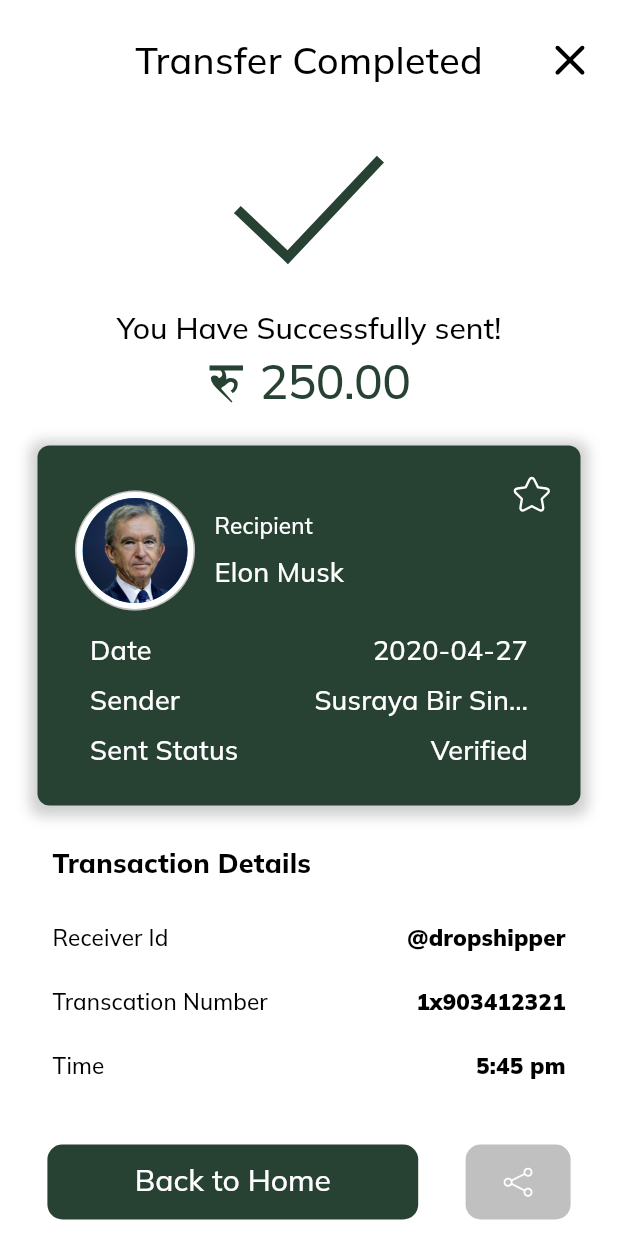
After one commit to arpandaze/AaryaPay, a Flutter app: the PaymentComplete screen opened directly, on a phone screen of 412 x 824 dp. The commit adds this screen. Run offline on Flutter 3.47's test engine with Material 2 defaults, Android fonts, the phone set to English and light mode, and no system bars; our stand-ins replace equatable, flutter_bloc, flutter_svg, font_awesome_flutter, google_fonts, icons_plus and 3 more; missing offline and left inert: cryptography, dart:ffi, qr_code_scanner; project files that could hold a hidden picture were left out.

Commit message:
feat: transaction completed screen

```diff
--- /dev/null
+++ b/frontend/lib/screens/Send/components/CustomWhiteCircularAvatar.dart
@@ -0,0 +1,25 @@
+
+import 'package:flutter/material.dart';
+
+class CustomWhiteCircularAvatar extends StatelessWidget {
+  const CustomWhiteCircularAvatar({Key? key, required this.imageSrc, this.size})
+      : super(key: key);
+  final AssetImage imageSrc;
+  final double? size;
+  @override
+  Widget build(BuildContext context) {
+    return Container(
+      decoration: BoxDecoration(
+        color: Colors.white,
+          border: Border.all(color: Colors.black26),
+          borderRadius: const BorderRadius.all(Radius.circular(50))),
+      padding: const EdgeInsets.all(4),
+      margin: const EdgeInsets.all(5),
+      child: CircleAvatar(
+        radius: size ?? 25,
+        backgroundImage: imageSrc,
+        // color: Theme.of(context).colorScheme.primary,
+      ),
+    );
+  }
+}
--- /dev/null
+++ b/frontend/lib/screens/Send/components/green_box.dart
@@ -0,0 +1,180 @@
+import 'package:aaryapay/screens/Send/components/CustomWhiteCircularAvatar.dart';
+import 'package:flutter/material.dart';
+import 'package:flutter_svg/svg.dart';
+
+class GreenBox extends StatelessWidget {
+  final Widget? photo;
+  final String recipient;
+  final String sender;
+  final String amount;
+  final String date;
+  final String status;
+  const GreenBox(
+      {super.key,
+      this.photo,
+      required this.recipient,
+      required this.amount,
+      required this.date,
+    required this.sender,
+    required this.status,
+  });
+
+  @override
+  Widget build(BuildContext context) {
+    return Container(
+      margin: const EdgeInsets.fromLTRB(25, 5, 25, 0),
+      padding: const EdgeInsets.all(20),
+      decoration: BoxDecoration(
+        color: Theme.of(context).colorScheme.primary,
+        borderRadius: BorderRadius.circular(8),
+        boxShadow: [
+          BoxShadow(
+            color: Colors.grey.withOpacity(0.5),
+            spreadRadius: 5,
+            blurRadius: 7,
+            offset: Offset(0, 2),
+          ),
+        ],
+      ),
+      child: Column(
+        crossAxisAlignment: CrossAxisAlignment.start,
+        children: [
+          SizedBox(
+            height: 100,
+            child: Row(
+              mainAxisAlignment: MainAxisAlignment.spaceBetween,
+              crossAxisAlignment: CrossAxisAlignment.start,
+              children: [
+                Row(
+                  children: [
+                    photo ??
+                        const CustomWhiteCircularAvatar(
+                          size: 35,
+                          imageSrc: AssetImage("assets/images/pfp.jpg"),
+                        ),
+                    Padding(
+                      padding: const EdgeInsets.all(8.0),
+                      child: Column(
+                        mainAxisAlignment: MainAxisAlignment.center,
+                        crossAxisAlignment: CrossAxisAlignment.start,
+                        children: [
+                          Padding(
+                            padding: const EdgeInsets.only(bottom: 10),
+                            child: Text(
+                              "Recipient",
+                              style:
+                                  Theme.of(context).textTheme.titleSmall!.merge(
+                                        const TextStyle(color: Colors.white),
+                                      ),
+                            ),
+                          ),
+                          Container(
+                            width: 180,
+                            child: Text(recipient,
+                                style: Theme.of(context)
+                                    .textTheme
+                                    .titleMedium!
+                                    .merge(
+                                        const TextStyle(color: Colors.white))),
+                          ),
+                        ],
+                      ),
+                    ),
+                  ],
+                ),
+                SvgPicture.asset('assets/icons/star.svg',
+                    width: 25,
+                    height: 25,
+                    colorFilter:
+                        const ColorFilter.mode(Colors.white, BlendMode.srcIn)),
+              ],
+            ),
+          ),
+          Container(
+            height: 100,
+            margin: EdgeInsets.fromLTRB(15, 0, 15, 0),
+            child: Column(
+              mainAxisAlignment: MainAxisAlignment.spaceAround,
+              children: [
+                Row(
+                  mainAxisAlignment: MainAxisAlignment.spaceBetween,
+                  children: [
+                    Container(
+                      width: 100,
+                      child: Text(
+                        "Date",
+                        style: Theme.of(context).textTheme.titleMedium!.merge(
+                              TextStyle(color: Colors.white),
+                            ),
+                      ),
+                    ),
+                    Container(
+                      width: 150,
+                      child: Text(
+                        date,
+                        textAlign: TextAlign.right,
+                        style: Theme.of(context).textTheme.titleMedium!.merge(
+                              TextStyle(color: Colors.white),
+                            ),
+                      ),
+                    ),
+                  ],
+                ),
+                Row(
+                  mainAxisAlignment: MainAxisAlignment.spaceBetween,
+                  children: [
+                    Container(
+                      width: 80,
+                      child: Text(
+                        "Sender",
+                        style: Theme.of(context).textTheme.titleMedium!.merge(
+                              TextStyle(color: Colors.white),
+                            ),
+                      ),
+                    ),
+                    Container(
+                      width: 150,
+                      child: Text(
+                        "Susraya Bir Sing Tuladhar",
+                        textAlign: TextAlign.right,
+                        overflow: TextOverflow.ellipsis,
+                        style: Theme.of(context).textTheme.titleMedium!.merge(
+                              TextStyle(color: Colors.white),
+                            ),
+                      ),
+                    ),
+                  ],
+                ),
+                Row(
+                  mainAxisAlignment: MainAxisAlignment.spaceBetween,
+                  children: [
+                    Container(
+                      width: 100,
+                      child: Text(
+                        "Sent Status",
+                        style: Theme.of(context).textTheme.titleMedium!.merge(
+                              TextStyle(color: Colors.white),
+                            ),
+                      ),
+                    ),
+                    Container(
+                      width: 150,
+                      child: Text(
+                        status,
+                        textAlign: TextAlign.right,
+                        overflow: TextOverflow.ellipsis,
+                        style: Theme.of(context).textTheme.titleMedium!.merge(
+                              TextStyle(color: Colors.white),
+                            ),
+                      ),
+                    ),
+                  ],
+                )
+              ],
+            ),
+          )
+        ],
+      ),
+    );
+  }
+}
--- /dev/null
+++ b/frontend/lib/screens/Send/components/trans_details.dart
@@ -0,0 +1,79 @@
+import 'package:flutter/material.dart';
+
+class TransactionDetails extends StatelessWidget {
+  final String recieverID;
+  final String transactionNo;
+  final String time;
+  const TransactionDetails({
+    super.key, required this.recieverID, required this.transactionNo, required this.time,
+  });
+
+  @override
+  Widget build(BuildContext context) {
+    return Container(
+      height: 200,
+      margin: const EdgeInsets.fromLTRB(25, 5, 25, 10),
+      padding: const EdgeInsets.all(10),
+      child: Column(
+        mainAxisAlignment: MainAxisAlignment.spaceAround,
+        crossAxisAlignment: CrossAxisAlignment.start,
+        children: [
+          Container(
+            margin: const EdgeInsets.only(bottom: 5),
+            child: Text(
+              "Transaction Details",
+              style: Theme.of(context).textTheme.titleMedium!.merge(
+                    const TextStyle(color: Colors.black, fontWeight: FontWeight.w800),
+                  ),
+            ),
+          ),
+          Container(
+            child: Row(
+              mainAxisAlignment: MainAxisAlignment.spaceBetween,
+              children: [
+                Text("Receiver Id",
+                    style: Theme.of(context).textTheme.titleSmall!),
+                Text(
+                  recieverID,
+                  style: Theme.of(context).textTheme.titleSmall!.merge(
+                        const TextStyle(
+                            color: Colors.black, fontWeight: FontWeight.w900),
+                      ),
+                ),
+              ],
+            ),
+          ),
+          Container(
+            child: Row(
+              mainAxisAlignment: MainAxisAlignment.spaceBetween,
+              children: [
+                Text("Transcation Number",
+                    style: Theme.of(context).textTheme.titleSmall!),
+                Text(
+                  transactionNo,
+                  style: Theme.of(context).textTheme.titleSmall!.merge(
+                        const TextStyle(
+                            color: Colors.black, fontWeight: FontWeight.w900),
+                      ),
+                ),
+              ],
+            ),
+          ),
+          Row(
+            mainAxisAlignment: MainAxisAlignment.spaceBetween,
+            children: [
+              Text("Time", style: Theme.of(context).textTheme.titleSmall!),
+              Text(
+                time,
+                style: Theme.of(context).textTheme.titleSmall!.merge(
+                      const TextStyle(
+                          color: Colors.black, fontWeight: FontWeight.w900),
+                    ),
+              ),
+            ],
+          ),
+        ],
+      ),
+    );
+  }
+}
--- a/frontend/lib/screens/Send/components/transaction_details.dart
+++ b/frontend/lib/screens/Send/components/trans_details_outlined.dart
@@ -1,11 +1,11 @@
 
 import 'package:flutter/material.dart';
 
-class TransactionDetails extends StatelessWidget {
+class TransactionDetailsOutlineBox extends StatelessWidget {
   final String? initiator;
   final String? amount;
   final String? date;
-  const TransactionDetails({
+  const TransactionDetailsOutlineBox({
     super.key,
     this.initiator,
     this.amount,
@@ -15,16 +15,18 @@
   @override
   Widget build(BuildContext context) {
     return Container(
+      height: 200,
       margin: const EdgeInsets.fromLTRB(25,25,25,35),
       padding: const EdgeInsets.all(20),
       decoration: BoxDecoration(
           border: Border.all(color: Theme.of(context).colorScheme.outline),
           borderRadius: BorderRadius.circular(8)),
       child: Column(
+        mainAxisAlignment: MainAxisAlignment.spaceAround,
         crossAxisAlignment: CrossAxisAlignment.start,
         children: [
           Container(
-            padding: const EdgeInsets.only(bottom: 35),
+            padding: const EdgeInsets.only(bottom: 10),
             child: Text(
               "Transaction Details",
               style: Theme.of(context).textTheme.titleLarge!.merge(
@@ -32,9 +34,7 @@
                   ),
             ),
           ),
-          Padding(
-            padding: const EdgeInsets.only(bottom: 15),
-            child: Row(
+          Row(
             mainAxisAlignment: MainAxisAlignment.spaceBetween,
             children: [
               Text(
@@ -49,9 +49,7 @@
                   style: Theme.of(context).textTheme.titleSmall!),
             ],
           ),
-          ),
-          Padding(
-            padding: const EdgeInsets.only(bottom: 15),
+          Container(
             child: Row(
               mainAxisAlignment: MainAxisAlignment.spaceBetween,
               children: [
@@ -67,8 +65,7 @@
               ],
             ),
           ),
-          Padding(
-            padding: const EdgeInsets.only(bottom: 20),
+          Container(
             child: Row(
               mainAxisAlignment: MainAxisAlignment.spaceBetween,
               children: [
--- a/frontend/lib/screens/Send/offline_send.dart
+++ b/frontend/lib/screens/Send/offline_send.dart
@@ -1,4 +1,4 @@
-import 'package:aaryapay/screens/Send/components/transaction_details.dart';
+import 'package:aaryapay/screens/Send/components/trans_details_outlined.dart';
 import 'package:aaryapay/screens/Send/receiver_scan_confirmation.dart';
 import 'package:flutter/material.dart';
 import 'package:flutter_svg/svg.dart';
@@ -91,7 +91,7 @@
                 textAlign: TextAlign.center,
               ),
             ),
-            const TransactionDetails(
+            const TransactionDetailsOutlineBox(
                 initiator: "@abhijeetpoudel",
                 amount: "Rs. 240",
                 date: "4/7/2023 5:45 pm"),
--- /dev/null
+++ b/frontend/lib/screens/Send/payment_complete.dart
@@ -0,0 +1,162 @@
+import 'package:aaryapay/screens/Send/components/green_box.dart';
+import 'package:aaryapay/screens/Send/components/trans_details.dart';
+import 'package:aaryapay/screens/Send/components/transaction_details.dart';
+import 'package:aaryapay/screens/Send/receiver_scan_confirmation.dart';
+import 'package:flutter/material.dart';
+import 'package:flutter_svg/svg.dart';
+import 'package:aaryapay/components/CustomActionButton.dart';
+import 'package:qr_flutter/qr_flutter.dart';
+
+class PaymentComplete extends StatelessWidget {
+  const PaymentComplete({Key? key}) : super(key: key);
+  @override
+  Widget build(BuildContext context) {
+    Size size = MediaQuery.of(context).size;
+    return Scaffold(
+        backgroundColor: Theme.of(context).colorScheme.background,
+        body: SafeArea(
+          top: true,
+          bottom: true,
+          left: true,
+          right: true,
+          child: body(size, context),
+        ));
+  }
+
+  Widget body(Size size, BuildContext context) {
+    void onClick() {
+      Navigator.of(context).push(
+        PageRouteBuilder(
+          pageBuilder: (context, animation1, animation2) =>
+              const ReceiverConfirmation(),
+          transitionDuration: Duration.zero,
+          reverseTransitionDuration: Duration.zero,
+        ),
+      );
+    }
+
+    return Column(
+      children: <Widget>[
+        Column(
+          crossAxisAlignment: CrossAxisAlignment.center,
+          mainAxisAlignment: MainAxisAlignment.center,
+          children: [
+            SizedBox(
+              height: 80,
+              child: Stack(
+                clipBehavior: Clip.none,
+                children: [
+                  Container(
+                    alignment: Alignment.center,
+                    child: Text("Transfer Completed",
+                        style: Theme.of(context).textTheme.headlineMedium!),
+                  ),
+                  Container(
+                    margin: const EdgeInsets.only(right: 20),
+                    alignment: Alignment.centerRight,
+                    child: IconButton(
+                      padding: EdgeInsets.zero,
+                      constraints: const BoxConstraints(),
+                      onPressed: () => Navigator.pop(context),
+                      icon: SvgPicture.asset('assets/icons/close.svg',
+                          width: 20,
+                          height: 20,
+                          colorFilter: const ColorFilter.mode(
+                              Colors.black, BlendMode.srcIn)),
+                    ),
+                  )
+                ],
+              ),
+            ),
+          ],
+        ),
+        Column(
+          children: [
+            Container(
+                // padding: const EdgeInsets.symmetric(vertical: 2),
+                ),
+            Container(
+              margin: const EdgeInsets.only(top: 20),
+              child: SvgPicture.asset('assets/icons/check.svg',
+                  width: 100,
+                  height: 80,
+                  colorFilter: const ColorFilter.mode(
+                      Color(0xff274233), BlendMode.srcIn)),
+            ),
+            Container(
+              margin: const EdgeInsets.only(top: 30),
+              child: Text("You Have Successfully sent!",
+                  style: Theme.of(context).textTheme.headlineSmall),
+            ),
+            Container(
+                margin: const EdgeInsets.only(top: 10, bottom: 20),
+                child: Row(
+                  mainAxisAlignment: MainAxisAlignment.center,
+                  children: [
+                    SvgPicture.asset('assets/icons/rupee.svg',
+                        width: 25,
+                        height: 25,
+                        colorFilter: const ColorFilter.mode(
+                            Color(0xff274233), BlendMode.srcIn)),
+                    Container(
+                      margin: EdgeInsets.only(left: 10),
+                      child: Text(
+                        "250.00",
+                        style: Theme.of(context).textTheme.displaySmall!.merge(
+                              TextStyle(
+                                  color: Theme.of(context).colorScheme.primary),
+                            ),
+                      ),
+                    ),
+                  ],
+                )),
+            const GreenBox(
+                recipient: "Elon Musk",
+                amount: "2500000000000.00",
+                date: "2020-04-27",
+                sender: "Susraya Bir Singh Tuladhar",
+                status: "Verified"),
+            TransactionDetails(
+                recieverID: "@dropshipper",
+                transactionNo: "1x903412321",
+                time: "5:45 pm"),
+          ],
+        ),
+        Expanded(
+          child: Row(
+            mainAxisAlignment: MainAxisAlignment.spaceEvenly,
+            children: [
+              CustomActionButton(
+                width: size.width * 0.6,
+                label: "Back to Home",
+                borderRadius: 10,
+              ),
+              GestureDetector(
+                onTap: () => {},
+                behavior: HitTestBehavior.opaque,
+                child: Container(
+                  width: 70,
+                  alignment: Alignment.center,
+                  height: 50,
+                  decoration: BoxDecoration(
+                      color: Theme.of(context).colorScheme.outline,
+                      borderRadius: BorderRadius.all(Radius.circular(10))),
+                  child: Row(
+                    mainAxisAlignment: MainAxisAlignment.center,
+                    children: [
+                      SvgPicture.asset('assets/icons/share.svg',
+                          width: 20,
+                          height: 20,
+                          colorFilter: const ColorFilter.mode(
+                              Colors.white, BlendMode.srcIn))
+                    ],
+                  ),
+                ),
+              )
+            ],
+          ),
+        )
+      ],
+    );
+  }
+}
--- a/frontend/lib/screens/Send/receiver_scan_confirmation.dart
+++ b/frontend/lib/screens/Send/receiver_scan_confirmation.dart
@@ -1,4 +1,4 @@
-import 'package:aaryapay/screens/Send/components/transaction_details.dart';
+import 'package:aaryapay/screens/Send/components/trans_details_outlined.dart';
 import 'package:flutter/material.dart';
 import 'package:flutter_svg/svg.dart';
 import 'package:qr_flutter/qr_flutter.dart';
@@ -78,7 +78,7 @@
                 textAlign: TextAlign.center,
               ),
             ),
-            const TransactionDetails(
+            const TransactionDetailsOutlineBox(
                 initiator: "@abhijeetpoudel",
                 amount: "Rs. 240",
                 date: "4/7/2023 5:45 pm"),
--- a/frontend/lib/screens/Send/send_money.dart
+++ b/frontend/lib/screens/Send/send_money.dart
@@ -3,6 +3,7 @@
 import 'package:aaryapay/screens/Send/bloc/send_money_bloc.dart';
 import 'package:aaryapay/screens/Send/components/balance_box.dart';
 import 'package:aaryapay/screens/Send/components/numpad_button.dart';
+import 'package:aaryapay/screens/Send/payment_complete.dart';
 import 'package:flutter/material.dart';
 import 'package:flutter_svg/svg.dart';
 import 'package:font_awesome_flutter/font_awesome_flutter.dart';
@@ -193,6 +194,14 @@
                         label: "Send",
                         width: size.width,
                         borderRadius: 10,
+                        onClick: () => Navigator.of(context).push(
+                          PageRouteBuilder(
+                            pageBuilder: (context, animation1, animation2) =>
+                                const PaymentComplete(),
+                            transitionDuration: Duration.zero,
+                            reverseTransitionDuration: Duration.zero,
+                          ),
+                        ),
                       )
                     ]),
               ),
```
Also changed, not shown: frontend/assets/icons/share.svg (added). Lines whose indentation alone changed are shown as unchanged.
